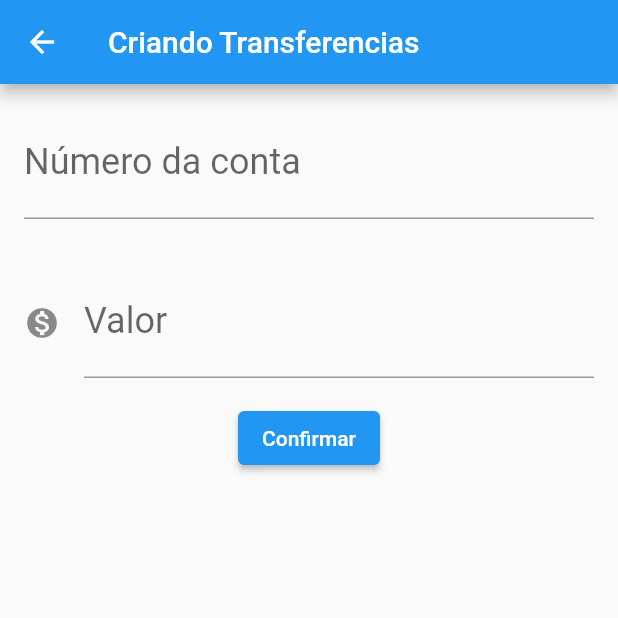
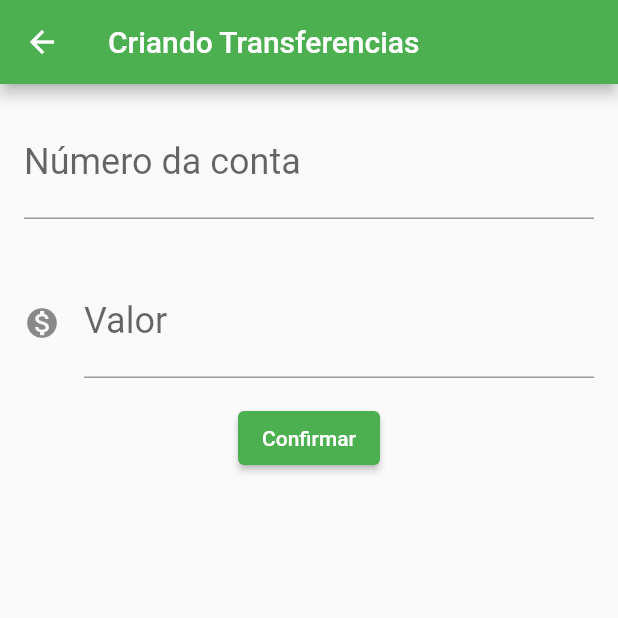
Before and after one commit to Guilhermessena/flutter-bytebank, a Flutter app: the screen it shows after launch, after a tap on the "add" icon, on a phone screen of 412 x 824 dp, the top half of it. Run offline on Flutter 3.47's test engine with Material 2 defaults, Android fonts, the phone set to English and light mode, and no system bars.

Commit message:
Organizando o codigo em pastas, e finalizando o aplicativo que registra transferencias realizadas

```diff
--- /dev/null
+++ b/lib/component/editor.dart
@@ -0,0 +1,34 @@
+import 'package:flutter/material.dart';
+
+class Editor extends StatelessWidget {
+  final TextEditingController? controlador;
+  final String? rotulo;
+  final String? dica;
+  final IconData? icone;
+
+  Editor({
+    this.controlador,
+    this.rotulo,
+    this.dica,
+    this.icone,
+  });
+
+  @override
+  Widget build(BuildContext context) {
+    return Padding(
+      padding: const EdgeInsets.all(16.0),
+      child: TextField(
+        controller: controlador,
+        style: TextStyle(
+          fontSize: 24.0,
+        ),
+        decoration: InputDecoration(
+          icon: icone != null ? Icon(icone) : null,
+          labelText: rotulo,
+          hintText: dica,
+        ),
+        keyboardType: TextInputType.number,
+      ),
+    );
+  }
+}
--- a/lib/main.dart
+++ b/lib/main.dart
@@ -1,3 +1,4 @@
+import 'package:bytebank/view/transferencia/lista.dart';
 import 'package:flutter/material.dart';
 
 void main() => runApp(ByteBankApp());
@@ -6,148 +7,18 @@ class ByteBankApp extends StatelessWidget {
   @override
   Widget build(BuildContext context) {
     return MaterialApp(
-      home: Scaffold(
-        body: ListaTransferencia(),
+      home: ListaTransferencia(),
+      theme: ThemeData(
+        colorScheme: ColorScheme.fromSwatch(
+          primarySwatch: Colors.green,
+        ).copyWith(
+          secondary: Colors.blueAccent[700],
+        ),
+        buttonTheme: ButtonThemeData(
+          buttonColor: Colors.blueAccent[700],
+          textTheme: ButtonTextTheme.primary,
+        ),
       ),
     );
   }
 }
-
-class FormularioTransferencia extends StatelessWidget {
-  final TextEditingController _controladorCampoNumeroConta =
-      TextEditingController();
-  final TextEditingController _controladorCampoValor = TextEditingController();
-
-  @override
-  Widget build(BuildContext context) {
-    return Scaffold(
-      appBar: AppBar(
-        title: Text('Criando Transferencias'),
-      ),
-      body: Column(
-        children: [
-          Editor(
-            controlador: _controladorCampoNumeroConta,
-            rotulo: 'Número da conta',
-            dica: '0000',
-          ),
-          Editor(
-            controlador: _controladorCampoValor,
-            rotulo: 'Valor',
-            dica: '0.00',
-            icone: Icons.monetization_on,
-          ),
-          ElevatedButton(
-              onPressed: () => _criaTransferencia(context),
-              child: Text('Confirmar')),
-        ],
-      ),
-    );
-  }
-
-  void _criaTransferencia(BuildContext context) {
-    final int? numeroConta = int.tryParse(_controladorCampoNumeroConta.text);
-    final double? valor = double.tryParse(_controladorCampoValor.text);
-    if (numeroConta != null && valor != null) {
-      final TransferenciaCriada = Transferencia(valor, numeroConta);
-      Navigator.pop(context, TransferenciaCriada);
-      ScaffoldMessenger.of(context).showSnackBar(
-        SnackBar(
-          content: Text('$TransferenciaCriada'),
-        ),
-      );
-    }
-  }
-}
-
-class Editor extends StatelessWidget {
-  final TextEditingController? controlador;
-  final String? rotulo;
-  final String? dica;
-  final IconData? icone;
-
-  Editor({this.controlador, this.rotulo, this.dica, this.icone});
-
-  @override
-  Widget build(BuildContext context) {
-    return Padding(
-      padding: const EdgeInsets.all(16.0),
-      child: TextField(
-        controller: controlador,
-        style: TextStyle(
-          fontSize: 24.0,
-        ),
-        decoration: InputDecoration(
-          icon: icone != null ? Icon(icone) : null,
-          labelText: rotulo,
-          hintText: dica,
-        ),
-        keyboardType: TextInputType.number,
-      ),
-    );
-  }
-}
-
-class ListaTransferencia extends StatelessWidget {
-  final List<Transferencia> _transferencias = [];
-
-  @override
-  Widget build(BuildContext context) {
-    _transferencias.add(Transferencia(123, 123));
-    return Scaffold(
-      appBar: AppBar(
-        title: Text('Transferências'),
-      ),
-      body: ListView.builder(
-        itemCount: _transferencias.length,
-        itemBuilder: (context, posicao) {
-          final transferencia = _transferencias[posicao];
-          return ItemTransferencia(transferencia);
-        },
-      ),
-      floatingActionButton: FloatingActionButton(
-        onPressed: () {
-          final Future<Transferencia?> future =
-              Navigator.push(context, MaterialPageRoute(builder: (context) {
-            return FormularioTransferencia();
-          }));
-          future.then((TransferenciaRecebida) {
-            if (TransferenciaRecebida != null) {
-              _transferencias.add(TransferenciaRecebida);
-            }
-          });
-        },
-        child: Icon(Icons.add),
-      ),
-    );
-  }
-}
-
-class ItemTransferencia extends StatelessWidget {
-  final Transferencia _transferencia;
-
-  ItemTransferencia(this._transferencia);
-
-  @override
-  Widget build(BuildContext context) {
-    return Card(
-      child: ListTile(
-        leading: Icon(Icons.monetization_on),
-        title: Text(_transferencia.valor.toString()),
-        subtitle: Text(_transferencia.numeroConta.toString()),
-      ),
-    );
-  }
-}
-
-class Transferencia {
-  final double valor;
-  final int numeroConta;
-
-  Transferencia(this.valor, this.numeroConta);
-
-  @override
-  String toString() {
-    return 'Transferencia{valor: $valor, numeroConta: $numeroConta}';
-  }
-}
--- /dev/null
+++ b/lib/model/transferencia.dart
@@ -0,0 +1,11 @@
+class Transferencia {
+  final double valor;
+  final int numeroConta;
+
+  Transferencia(this.valor, this.numeroConta);
+
+  @override
+  String toString() {
+    return 'Transferencia{valor: $valor, numeroConta: $numeroConta}';
+  }
+}
--- /dev/null
+++ b/lib/view/transferencia/formulario.dart
@@ -0,0 +1,68 @@
+import 'package:bytebank/component/editor.dart';
+import 'package:bytebank/model/transferencia.dart';
+import 'package:flutter/material.dart';
+
+const _textAppBar = 'Criando Transferencias';
+const _textButton = 'Confirmar';
+
+const _rotuloCampoNumeroConta = 'Número da conta';
+const _dicaCampoNumeroConta = '0000';
+
+const _rotuloCampoValor = 'Valor';
+const _dicaCampoValor = '0.00';
+
+class FormularioTransferencia extends StatefulWidget {
+  @override
+  State<StatefulWidget> createState() {
+    return FormularioTransferenciaState();
+  }
+}
+
+class FormularioTransferenciaState extends State<FormularioTransferencia> {
+  final TextEditingController _controladorCampoNumeroConta =
+      TextEditingController();
+  final TextEditingController _controladorCampoValor = TextEditingController();
+
+  @override
+  Widget build(BuildContext context) {
+    return Scaffold(
+      appBar: AppBar(
+        title: Text(_textAppBar),
+      ),
+      body: SingleChildScrollView(
+        child: Column(
+          children: [
+            Editor(
+              controlador: _controladorCampoNumeroConta,
+              rotulo: _rotuloCampoNumeroConta,
+              dica: _dicaCampoNumeroConta,
+            ),
+            Editor(
+              controlador: _controladorCampoValor,
+              rotulo: _rotuloCampoValor,
+              dica: _dicaCampoValor,
+              icone: Icons.monetization_on,
+            ),
+            ElevatedButton(
+                onPressed: () => _criaTransferencia(context),
+                child: Text(_textButton)),
+          ],
+        ),
+      ),
+    );
+  }
+
+  void _criaTransferencia(BuildContext context) {
+    final int? numeroConta = int.tryParse(_controladorCampoNumeroConta.text);
+    final double? valor = double.tryParse(_controladorCampoValor.text);
+    if (numeroConta != null && valor != null) {
+      final TransferenciaCriada = Transferencia(valor, numeroConta);
+      Navigator.pop(context, TransferenciaCriada);
+      ScaffoldMessenger.of(context).showSnackBar(
+        SnackBar(
+          content: Text('$TransferenciaCriada'),
+        ),
+      );
+    }
+  }
+}
--- /dev/null
+++ b/lib/view/transferencia/lista.dart
@@ -0,0 +1,63 @@
+import 'package:bytebank/model/transferencia.dart';
+import 'package:bytebank/view/transferencia/formulario.dart';
+import 'package:flutter/material.dart';
+
+const _textAppBar = 'Transferências';
+
+class ListaTransferencia extends StatefulWidget {
+  final List<Transferencia> _transferencias = [];
+
+  @override
+  State<StatefulWidget> createState() => ListaTransferenciaState();
+}
+
+class ListaTransferenciaState extends State<ListaTransferencia> {
+  @override
+  Widget build(BuildContext context) {
+    return Scaffold(
+      appBar: AppBar(
+        title: Text(_textAppBar),
+      ),
+      body: ListView.builder(
+        itemCount: widget._transferencias.length,
+        itemBuilder: (context, posicao) {
+          final transferencia = widget._transferencias[posicao];
+          return ItemTransferencia(transferencia);
+        },
+      ),
+      floatingActionButton: FloatingActionButton(
+        child: Icon(Icons.add),
+        onPressed: () {
+          Navigator.push(context, MaterialPageRoute(builder: (context) {
+            return FormularioTransferencia();
+          })).then((TransferenciaRecebida) => _atualiza(TransferenciaRecebida));
+        },
+      ),
+    );
+  }
+
+  void _atualiza(TransferenciaRecebida) {
+    if (TransferenciaRecebida != null) {
+      setState(() {
+        widget._transferencias.add(TransferenciaRecebida);
+      });
+    }
+  }
+}
+
+class ItemTransferencia extends StatelessWidget {
+  final Transferencia _transferencia;
+
+  ItemTransferencia(this._transferencia);
+
+  @override
+  Widget build(BuildContext context) {
+    return Card(
+      child: ListTile(
+        leading: Icon(Icons.monetization_on),
+        title: Text(_transferencia.valor.toString()),
+        subtitle: Text(_transferencia.numeroConta.toString()),
+      ),
+    );
+  }
+}
```
